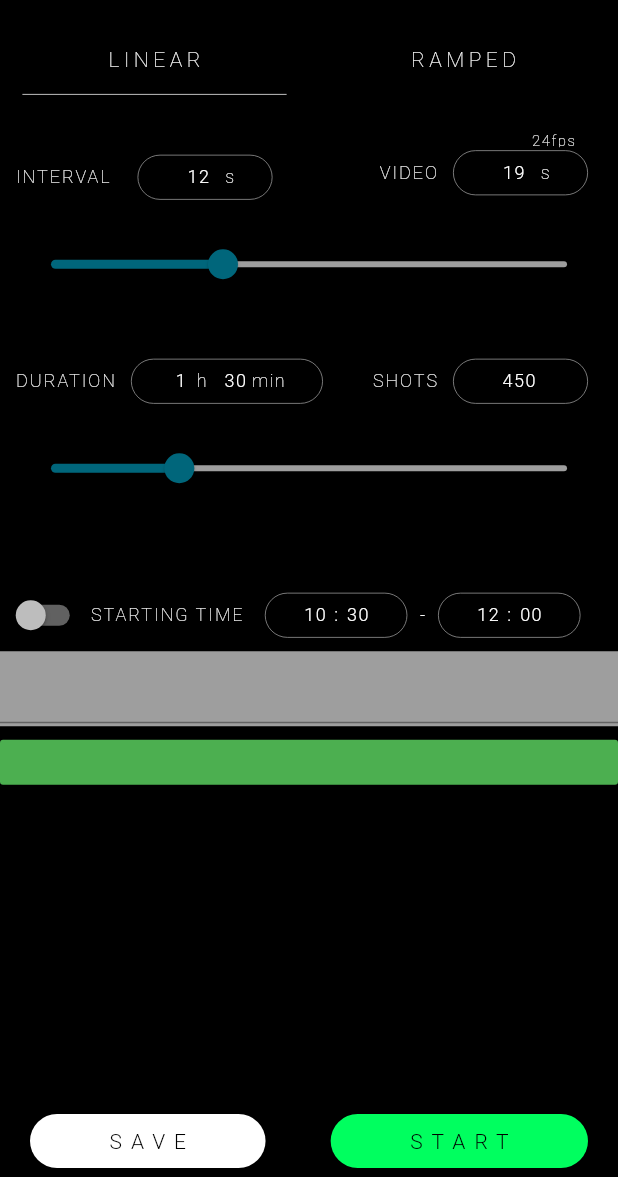
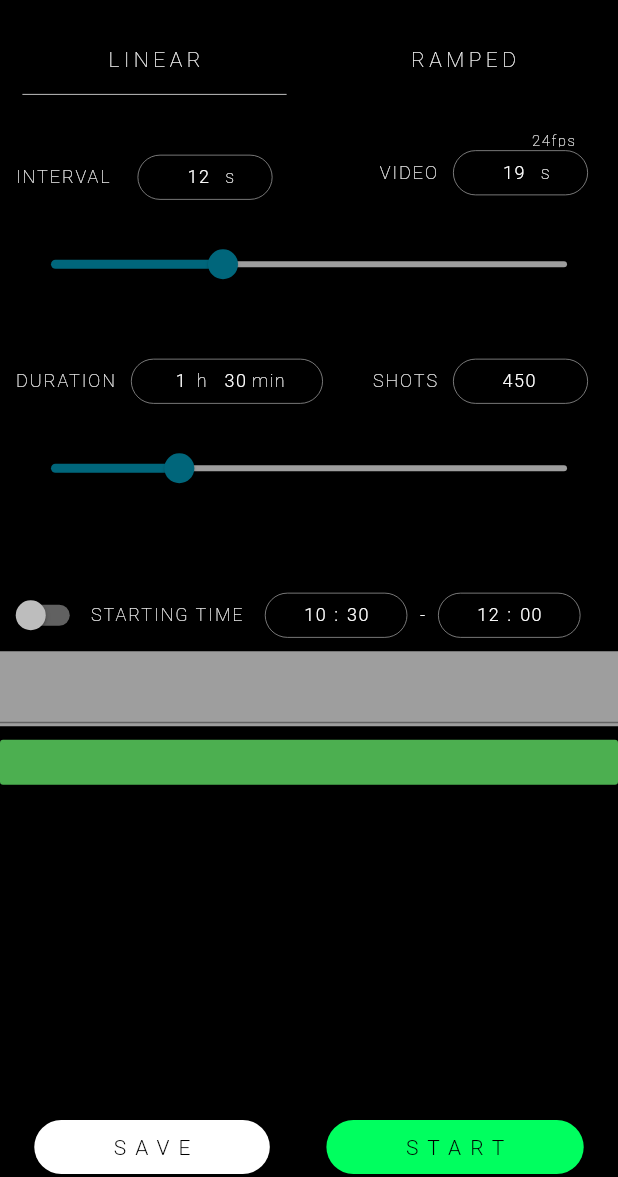
Before and after one commit to j0n45h/SliderApp, a Flutter app: the screen it shows after launch, on a phone screen of 412 x 824 dp, the part 59-1236 px from its top. Run offline on Flutter 3.47's test engine with Material 2 defaults, Android fonts, the phone set to English and light mode, and no system bars; our stand-ins replace flutter_bluetooth_serial, flutter_cache_manager, location, percent_indicator, weather; missing offline and left inert: sunrise_sunset_calc.

Commit message:
Change: Save and Start buttons float now

```diff
--- a/lib/timelapse/linear_tl/linear.dart
+++ b/lib/timelapse/linear_tl/linear.dart
@@ -27,11 +27,8 @@ class _LinearTLScreenState extends State<LinearTLScreen> {
 //                gradient: MyColors.bgRadialGradient(1),
 //              ),
 //            ),
-        Column(
-          mainAxisAlignment: MainAxisAlignment.spaceBetween,
-          children: [
         ListView(
-              shrinkWrap: true,
+          // shrinkWrap: true,
           children: <Widget>[
             Padding(
               padding: const EdgeInsets.fromLTRB(10, 25, 20, 10),
@@ -296,12 +293,23 @@ class _LinearTLScreenState extends State<LinearTLScreen> {
               height: 30,
               minWidth: 60,
             ),
+            const SizedBox(height: 42)
           ],
         ),
-            Padding(
+        Container(
+          alignment: Alignment.bottomCenter,
+          child: Container(
+            decoration: BoxDecoration(
+              gradient: LinearGradient(
+                begin: Alignment.topCenter,
+                end: Alignment.bottomCenter,
+                colors: [Colors.black.withOpacity(0.05), Colors.black54, Colors.black87],
+              ),
+            ),
+            height: 40,
             padding: const EdgeInsets.only(left: 20, right: 20),
             child: Row(
-                mainAxisAlignment: MainAxisAlignment.spaceBetween,
+              mainAxisAlignment: MainAxisAlignment.spaceEvenly,
               children: [
                 RawMaterialButton(
                   padding: const EdgeInsets.only(left: 50, right: 50),
@@ -319,6 +327,7 @@ class _LinearTLScreenState extends State<LinearTLScreen> {
                   },
                   shape: StadiumBorder(),
                 ),
+                const SizedBox(width: 32),
                 RawMaterialButton(
                   padding: const EdgeInsets.only(left: 50, right: 50),
                   child: Text(
@@ -338,7 +347,6 @@ class _LinearTLScreenState extends State<LinearTLScreen> {
               ],
             ),
           ),
-          ],
         ),
       ],
     );
```
Lines whose indentation alone changed are shown as unchanged.
